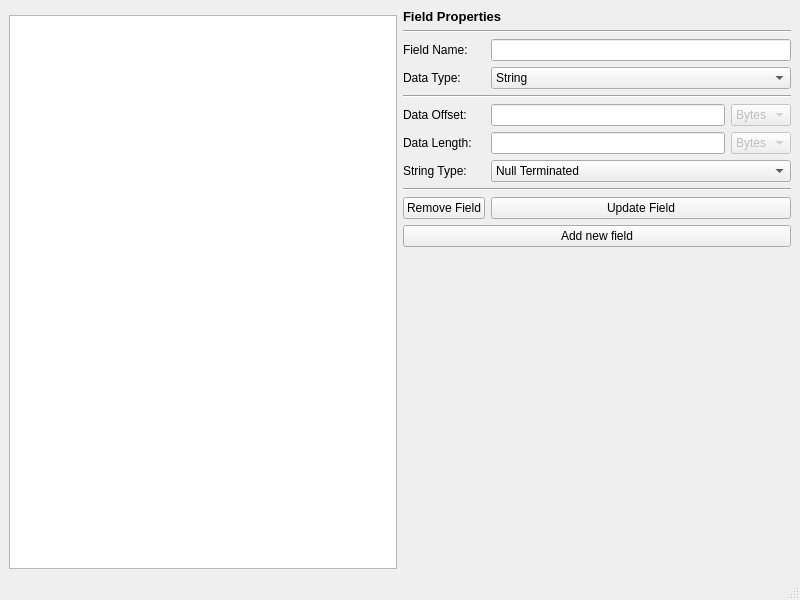
Above: ui/grammarwindow.ui from mcergun/Parsy before the change. Below: the same form after it.
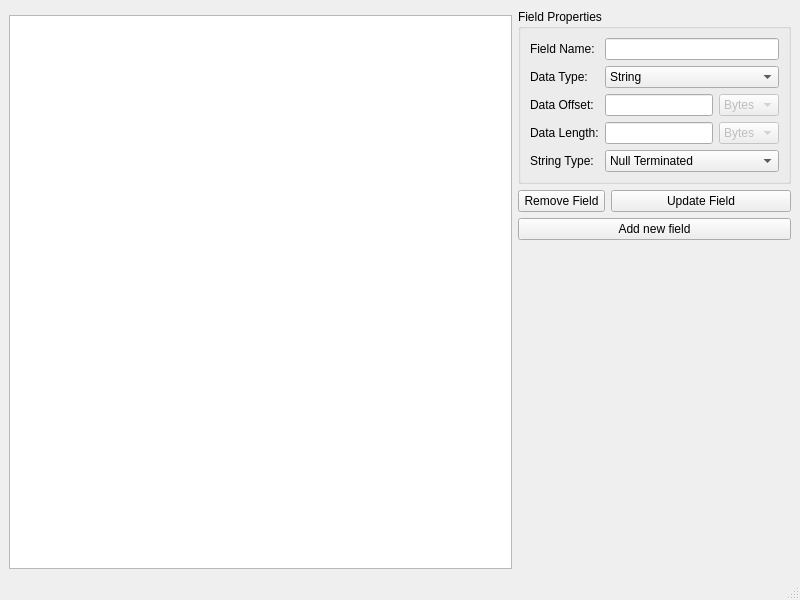
That is the form after the change.

Commit message:
replaced title with a groupbox in grammar window
removed main window

The edit to the form file:
```diff
--- a/ui/grammarwindow.ui
+++ b/ui/grammarwindow.ui
@@ -50,36 +50,36 @@
      </widget>
     </item>
     <item row="0" column="1" rowspan="2">
-     <layout class="QGridLayout" name="gridLayout" rowstretch="0,0,0,0,0,0,0,0,0,0,0,0,0,0,0,0,0,0,0,0,0,0">
-      <item row="10" column="1">
+     <layout class="QGridLayout" name="gridLayout" rowstretch="0,0,0,0,0,0,0,0,0,0,0,0,0,0,0,0,0,0,0">
+      <item row="8" column="1" colspan="3">
+       <widget class="QPushButton" name="btnNewField">
+        <property name="text">
+         <string>Add new field</string>
+        </property>
+       </widget>
+      </item>
+      <item row="7" column="2" colspan="2">
+       <widget class="QPushButton" name="btnUpdateField">
+        <property name="text">
+         <string>Update Field</string>
+        </property>
+       </widget>
+      </item>
+      <item row="7" column="1">
        <widget class="QPushButton" name="btnRemoveField">
         <property name="text">
          <string>Remove Field</string>
         </property>
        </widget>
       </item>
-      <item row="21" column="1" colspan="3">
-       <spacer name="verticalSpacer">
-        <property name="orientation">
-         <enum>Qt::Vertical</enum>
+      <item row="0" column="1" colspan="3">
+       <widget class="QGroupBox" name="groupBox">
+        <property name="title">
+         <string>Field Properties</string>
         </property>
-        <property name="sizeHint" stdset="0">
-         <size>
-          <width>20</width>
-          <height>40</height>
-         </size>
-        </property>
-       </spacer>
-      </item>
-      <item row="9" column="1" colspan="3">
-       <widget class="Line" name="line_2">
-        <property name="orientation">
-         <enum>Qt::Horizontal</enum>
-        </property>
-       </widget>
-      </item>
-      <item row="7" column="3">
-       <widget class="QComboBox" name="cbEntryLengthUnit">
+        <layout class="QGridLayout" name="gridLayout_2">
+         <item row="2" column="2">
+          <widget class="QComboBox" name="cbEntryOffsetUnit">
         <property name="enabled">
          <bool>false</bool>
         </property>
@@ -98,69 +98,64 @@
         </item>
        </widget>
       </item>
-      <item row="7" column="2">
-       <widget class="QLineEdit" name="tbEntryLength"/>
-      </item>
-      <item row="8" column="2" colspan="2">
-       <widget class="QComboBox" name="cbStringType">
-        <item>
+         <item row="2" column="0">
+          <widget class="QLabel" name="lblOffset">
          <property name="text">
-          <string>Null Terminated</string>
-         </property>
-        </item>
-        <item>
-         <property name="text">
-          <string>Static Length</string>
-         </property>
-        </item>
-       </widget>
-      </item>
-      <item row="4" column="1" colspan="3">
-       <widget class="Line" name="line">
-        <property name="orientation">
-         <enum>Qt::Horizontal</enum>
-        </property>
-       </widget>
-      </item>
-      <item row="2" column="2" colspan="2">
+            <string>Data Offset:</string>
+           </property>
+          </widget>
+         </item>
+         <item row="0" column="1" colspan="2">
        <widget class="QLineEdit" name="tbEntryName"/>
       </item>
+         <item row="0" column="0">
+          <widget class="QLabel" name="label_9">
+           <property name="text">
+            <string>Field Name:</string>
+           </property>
+          </widget>
+         </item>
+         <item row="3" column="0">
+          <widget class="QLabel" name="lblLength">
+           <property name="text">
+            <string>Data Length:</string>
+           </property>
+          </widget>
+         </item>
+         <item row="3" column="2">
+          <widget class="QComboBox" name="cbEntryLengthUnit">
+           <property name="enabled">
+            <bool>false</bool>
+           </property>
+           <property name="currentIndex">
+            <number>1</number>
+           </property>
+           <item>
+            <property name="text">
+             <string>Bits</string>
+            </property>
+           </item>
+           <item>
+            <property name="text">
+             <string>Bytes</string>
+            </property>
+           </item>
+          </widget>
+         </item>
       <item row="3" column="1">
+          <widget class="QLineEdit" name="tbEntryLength"/>
+         </item>
+         <item row="2" column="1">
+          <widget class="QLineEdit" name="tbEntryOffset"/>
+         </item>
+         <item row="1" column="0">
        <widget class="QLabel" name="label">
         <property name="text">
          <string>Data Type:</string>
         </property>
        </widget>
       </item>
-      <item row="2" column="1">
-       <widget class="QLabel" name="label_9">
-        <property name="text">
-         <string>Field Name:</string>
-        </property>
-       </widget>
-      </item>
-      <item row="0" column="1" colspan="2">
-       <widget class="QLabel" name="label_2">
-        <property name="text">
-         <string>&lt;html&gt;&lt;head/&gt;&lt;body&gt;&lt;p&gt;&lt;span style=&quot; font-size:10pt; font-weight:600;&quot;&gt;Field Properties&lt;/span&gt;&lt;/p&gt;&lt;/body&gt;&lt;/html&gt;</string>
-        </property>
-       </widget>
-      </item>
-      <item row="10" column="2" colspan="2">
-       <widget class="QPushButton" name="btnUpdateField">
-        <property name="text">
-         <string>Update Field</string>
-        </property>
-       </widget>
-      </item>
-      <item row="11" column="1" colspan="3">
-       <widget class="QPushButton" name="btnNewField">
-        <property name="text">
-         <string>Add new field</string>
-        </property>
-       </widget>
-      </item>
-      <item row="3" column="2" colspan="2">
+         <item row="1" column="1" colspan="2">
        <widget class="QComboBox" name="cbEntryType">
         <item>
          <property name="text">
@@ -214,56 +209,42 @@
         </item>
        </widget>
       </item>
-      <item row="6" column="2">
-       <widget class="QLineEdit" name="tbEntryOffset"/>
-      </item>
-      <item row="8" column="1">
+         <item row="4" column="0">
        <widget class="QLabel" name="lblDispType">
         <property name="text">
          <string>String Type:</string>
         </property>
        </widget>
       </item>
-      <item row="6" column="3">
-       <widget class="QComboBox" name="cbEntryOffsetUnit">
-        <property name="enabled">
-         <bool>false</bool>
-        </property>
-        <property name="currentIndex">
-         <number>1</number>
-        </property>
+         <item row="4" column="1" colspan="2">
+          <widget class="QComboBox" name="cbStringType">
         <item>
          <property name="text">
-          <string>Bits</string>
+             <string>Null Terminated</string>
          </property>
         </item>
         <item>
          <property name="text">
-          <string>Bytes</string>
+             <string>Static Length</string>
          </property>
         </item>
        </widget>
       </item>
-      <item row="6" column="1">
-       <widget class="QLabel" name="lblOffset">
-        <property name="text">
-         <string>Data Offset:</string>
-        </property>
+        </layout>
        </widget>
       </item>
-      <item row="7" column="1">
-       <widget class="QLabel" name="lblLength">
-        <property name="text">
-         <string>Data Length:</string>
-        </property>
-       </widget>
-      </item>
-      <item row="1" column="1" colspan="3">
-       <widget class="Line" name="line_3">
+      <item row="18" column="1" colspan="3">
+       <spacer name="verticalSpacer">
         <property name="orientation">
-         <enum>Qt::Horizontal</enum>
+         <enum>Qt::Vertical</enum>
         </property>
-       </widget>
+        <property name="sizeHint" stdset="0">
+         <size>
+          <width>20</width>
+          <height>40</height>
+         </size>
+        </property>
+       </spacer>
       </item>
      </layout>
     </item>
```
Lines whose indentation alone changed are shown as unchanged. The commit also changes 4 other files.
